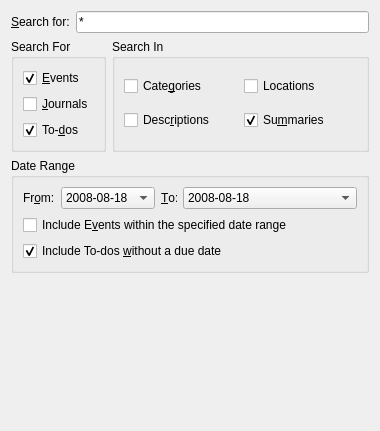
Old version of the form searchdialog_base.ui in the repository KDE/korganizer.
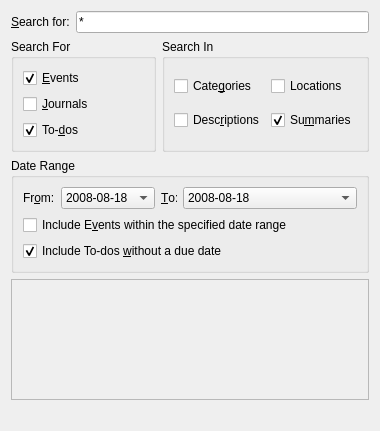
New version of the form. Custom widgets are drawn as their Qt base class.

Commit message: KOrganizer's search dialog: Make result list stretchable again

```diff
--- a/searchdialog_base.ui
+++ b/searchdialog_base.ui
@@ -15,7 +15,7 @@
   <property name="windowTitle">
    <string>Find Events - KOrganizer</string>
   </property>
-  <layout class="QFormLayout" name="formLayout_2">
+  <layout class="QGridLayout" name="gridLayout_2">
    <item row="0" column="0" colspan="2">
     <layout class="QHBoxLayout" name="horizontalLayout_4">
      <item>
@@ -280,6 +280,12 @@
    </item>
    <item row="3" column="0" colspan="2">
     <widget class="QFrame" name="mListViewFrame">
+     <property name="sizePolicy">
+      <sizepolicy hsizetype="Preferred" vsizetype="MinimumExpanding">
+       <horstretch>0</horstretch>
+       <verstretch>0</verstretch>
+      </sizepolicy>
+     </property>
      <property name="frameShape">
       <enum>QFrame::StyledPanel</enum>
      </property>
```
